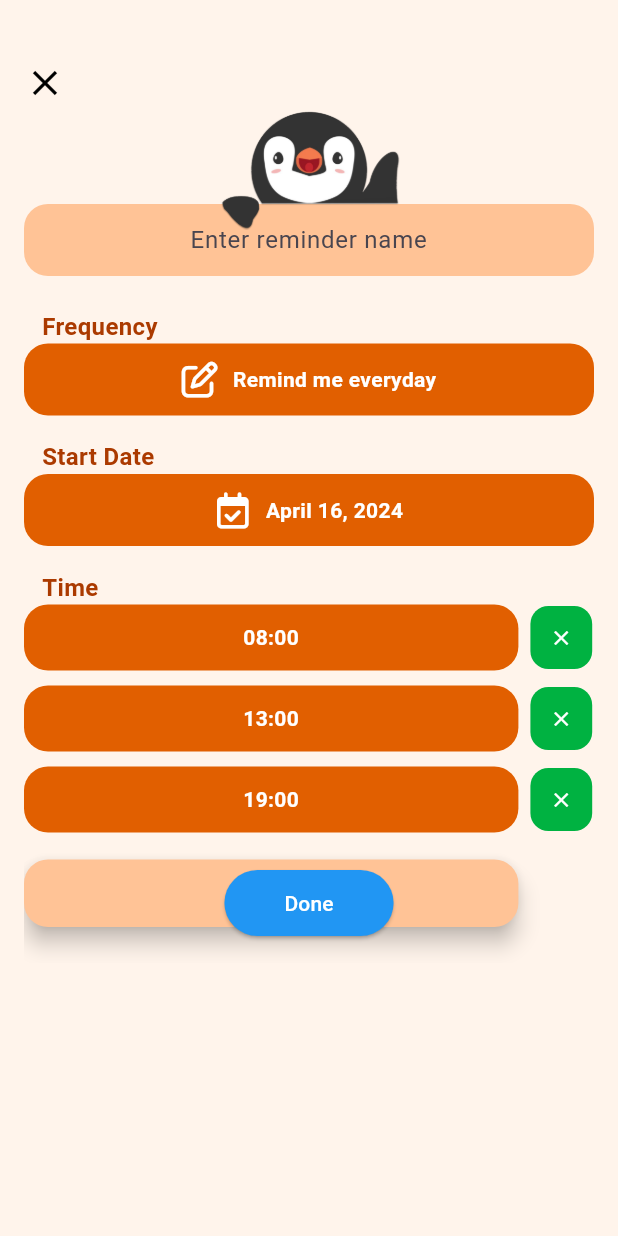
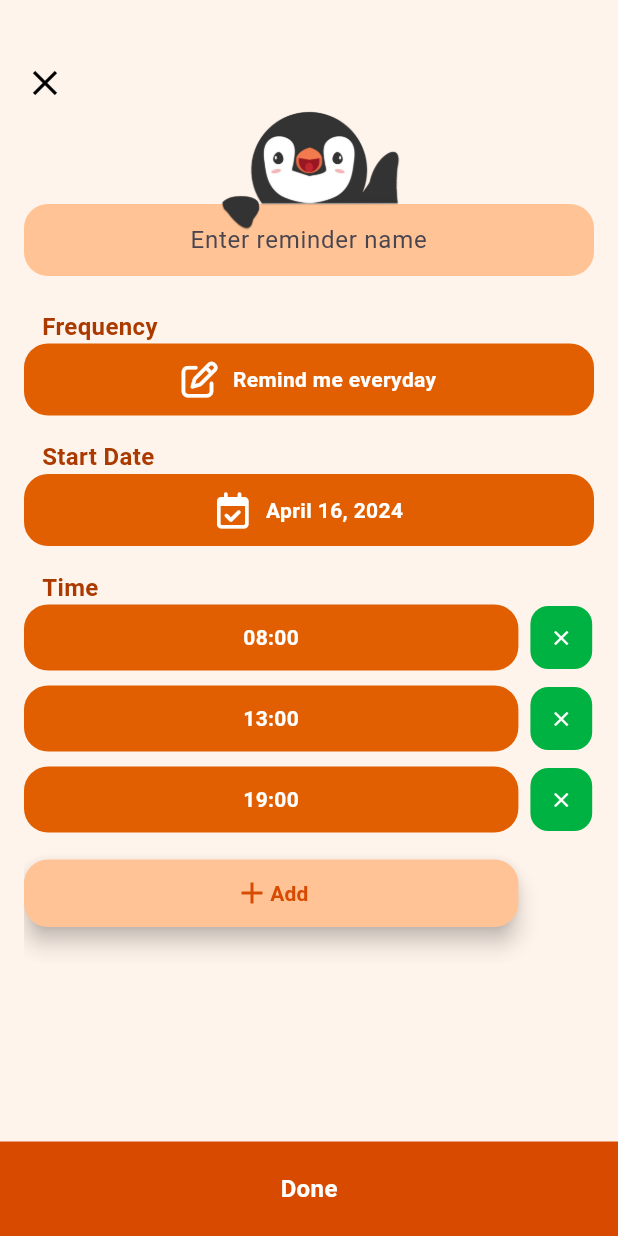
Before and after one commit to YZ1GO/L.EIC017_ES_PRJ, a Flutter app: the AddReminderPage screen opened directly, on a phone screen of 412 x 824 dp. Run offline on Flutter 3.47's test engine with Material 3 defaults, Android fonts, the phone set to English and light mode, and no system bars; our stand-ins replace firebase_core, firebase_database, flutter_local_notifications, font_awesome_flutter, permission_handler, shared_preferences and 1 more; accounts and stored records are empty.

Commit message:
improved Done button aesthetics

```diff
--- a/app/lib/screens/add_reminder_screen.dart
+++ b/app/lib/screens/add_reminder_screen.dart
@@ -142,7 +142,11 @@ class _AddReminderPageState extends State<AddReminderPage> {
   Widget build(BuildContext context) {
     return Scaffold(
       backgroundColor: const Color.fromRGBO(255, 244, 235, 1),
-      body: SingleChildScrollView(
+      body: Column(
+        crossAxisAlignment: CrossAxisAlignment.start,
+        children: [
+          Expanded(
+            child: SingleChildScrollView(
               padding: const EdgeInsets.all(16.0),
               child: Stack(
                 children: [
@@ -337,7 +341,7 @@ class _AddReminderPageState extends State<AddReminderPage> {
                           ),
                         ),
                       ),
-                const SizedBox(height: 24.0), // Added some spacing at the bottom
+                      const SizedBox(height: 24.0),
                     ],
                   ),
                   Positioned(
@@ -366,34 +370,35 @@ class _AddReminderPageState extends State<AddReminderPage> {
                       height: 120,
                     ),
                   ),
-            Positioned(
-              bottom: 16,
-              left: 0,
-              right: 0,
-              child: Align(
-                alignment: Alignment.bottomCenter,
-                child: ElevatedButton(
-                  onPressed: () {
-                    // Handle saving reminder here
+                ],
+              ),
+            ),
+          ),
+          Container(
+            color: const Color.fromRGBO(215, 74, 0, 1),
+            width: double.infinity, // Occupies the whole width of the screen
+            child: GestureDetector(
+              onTap: () {
                 _saveReminder();
               },
-                  style: ElevatedButton.styleFrom(
-                    backgroundColor: Colors.blue,
-                    padding: EdgeInsets.symmetric(horizontal: 40, vertical: 12),
+              child: Container(
+                alignment: Alignment.center,
+                padding: EdgeInsets.symmetric(vertical: 20),
+                child: const Text(
+                  'Done',
+                  style: TextStyle(
+                    color: Colors.white,
+                    fontWeight: FontWeight.bold,
+                    fontSize: 16,
                   ),
-                  child: Text(
-                    'Done',
-                    style: TextStyle(color: Colors.white),
                 ),
               ),
             ),
           ),
         ],
       ),
-      ),
     );
   }
-
 
   void _saveReminder() {
     // Implement saving reminder logic here
```
Lines whose indentation alone changed are shown as unchanged.
